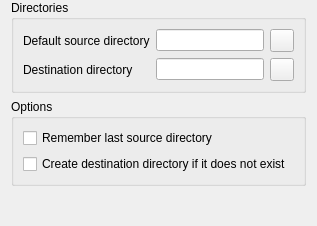
veyon/veyon, file plugins/filetransfer/FileTransferConfigurationPage.ui: the form before one commit.
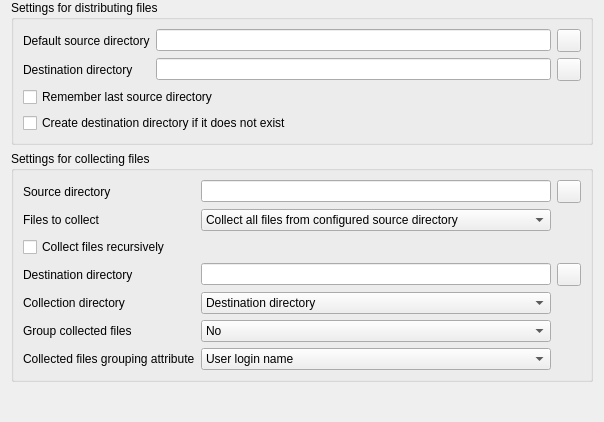
The form after the commit. Icons and pictures are not drawn.

Commit message:
FileTransfer: implement feature for collecting files
This feature is the counterpart to the existing feature for distributing
files.

```diff
--- a/plugins/filetransfer/FileTransferConfigurationPage.ui
+++ b/plugins/filetransfer/FileTransferConfigurationPage.ui
@@ -7,7 +7,7 @@
   </property>
   <property name="windowIcon">
    <iconset resource="filetransfer.qrc">
-    <normaloff>:/filetransfer/document-share.png</normaloff>:/filetransfer/document-share.png</iconset>
+    <normaloff>:/filetransfer/distribute-files.png</normaloff>:/filetransfer/distribute-files.png</iconset>
   </property>
   <layout class="QVBoxLayout" name="verticalLayout">
    <property name="topMargin">
@@ -19,9 +19,19 @@
    <item>
     <widget class="QGroupBox" name="groupBox">
      <property name="title">
-      <string>Directories</string>
+      <string>Settings for distributing files</string>
      </property>
      <layout class="QGridLayout" name="gridLayout">
+      <item row="2" column="0" colspan="3">
+       <widget class="QCheckBox" name="rememberLastFileTransferSourceDirectory">
+        <property name="text">
+         <string>Remember last source directory</string>
+        </property>
+       </widget>
+      </item>
+      <item row="1" column="1">
+       <widget class="QLineEdit" name="fileTransferDestinationDirectory"/>
+      </item>
       <item row="1" column="0">
        <widget class="QLabel" name="label">
         <property name="text">
@@ -29,8 +39,12 @@
         </property>
        </widget>
       </item>
-      <item row="0" column="1">
-       <widget class="QLineEdit" name="fileTransferDefaultSourceDirectory"/>
+      <item row="0" column="0">
+       <widget class="QLabel" name="label_2">
+        <property name="text">
+         <string>Default source directory</string>
+        </property>
+       </widget>
       </item>
       <item row="1" column="2">
        <widget class="QToolButton" name="browseDestinationDirectory">
@@ -40,6 +54,9 @@
         </property>
        </widget>
       </item>
+      <item row="0" column="1">
+       <widget class="QLineEdit" name="fileTransferDefaultSourceDirectory"/>
+      </item>
       <item row="0" column="2">
        <widget class="QToolButton" name="browseDefaultSourceDirectory">
         <property name="icon">
@@ -48,33 +65,7 @@
         </property>
        </widget>
       </item>
-      <item row="1" column="1">
-       <widget class="QLineEdit" name="fileTransferDestinationDirectory"/>
-      </item>
-      <item row="0" column="0">
-       <widget class="QLabel" name="label_2">
-        <property name="text">
-         <string>Default source directory</string>
-        </property>
-       </widget>
-      </item>
-     </layout>
-    </widget>
-   </item>
-   <item>
-    <widget class="QGroupBox" name="groupBox_2">
-     <property name="title">
-      <string>Options</string>
-     </property>
-     <layout class="QVBoxLayout" name="verticalLayout_2">
-      <item>
-       <widget class="QCheckBox" name="rememberLastFileTransferSourceDirectory">
-        <property name="text">
-         <string>Remember last source directory</string>
-        </property>
-       </widget>
-      </item>
-      <item>
+      <item row="3" column="0" colspan="3">
        <widget class="QCheckBox" name="fileTransferCreateDestinationDirectory">
         <property name="text">
          <string>Create destination directory if it does not exist</string>
@@ -84,10 +75,178 @@
      </layout>
     </widget>
    </item>
+   <item>
+    <widget class="QGroupBox" name="groupBox_2">
+     <property name="title">
+      <string>Settings for collecting files</string>
+     </property>
+     <layout class="QGridLayout" name="gridLayout_2">
+      <item row="3" column="1">
+       <widget class="QLineEdit" name="collectedFilesDestinationDirectory"/>
+      </item>
+      <item row="0" column="0">
+       <widget class="QLabel" name="label_8">
+        <property name="text">
+         <string>Source directory</string>
+        </property>
+       </widget>
+      </item>
+      <item row="0" column="1">
+       <widget class="QLineEdit" name="filesToCollectSourceDirectory"/>
+      </item>
+      <item row="0" column="2">
+       <widget class="QToolButton" name="browseFilesToCollectSourceDirectory">
+        <property name="icon">
+         <iconset resource="../../core/resources/core.qrc">
+          <normaloff>:/core/document-open.png</normaloff>:/core/document-open.png</iconset>
+        </property>
+       </widget>
+      </item>
+      <item row="5" column="1">
+       <widget class="QComboBox" name="collectedFilesGroupingMode">
+        <property name="currentIndex">
+         <number>0</number>
+        </property>
+        <item>
+         <property name="text">
+          <string>No</string>
+         </property>
+        </item>
+        <item>
+         <property name="text">
+          <string>Prefix filenames with grouping attribute</string>
+         </property>
+        </item>
+        <item>
+         <property name="text">
+          <string>Store files in subdirectories based on the grouping attribute</string>
+         </property>
+        </item>
+       </widget>
+      </item>
+      <item row="5" column="0">
+       <widget class="QLabel" name="label_6">
+        <property name="text">
+         <string>Group collected files</string>
+        </property>
+       </widget>
+      </item>
+      <item row="4" column="0">
+       <widget class="QLabel" name="label_7">
+        <property name="text">
+         <string>Collection directory</string>
+        </property>
+       </widget>
+      </item>
+      <item row="3" column="0">
+       <widget class="QLabel" name="label_4">
+        <property name="text">
+         <string>Destination directory</string>
+        </property>
+       </widget>
+      </item>
+      <item row="1" column="0">
+       <widget class="QLabel" name="collectingModeLabel">
+        <property name="text">
+         <string>Files to collect</string>
+        </property>
+       </widget>
+      </item>
+      <item row="1" column="1">
+       <widget class="QComboBox" name="collectingMode">
+        <property name="minimumSize">
+         <size>
+          <width>300</width>
+          <height>0</height>
+         </size>
+        </property>
+        <item>
+         <property name="text">
+          <string>Collect all files from configured source directory</string>
+         </property>
+        </item>
+        <item>
+         <property name="text">
+          <string>Prompt user for folder to collect</string>
+         </property>
+        </item>
+        <item>
+         <property name="text">
+          <string>Prompt user for files to collect</string>
+         </property>
+        </item>
+       </widget>
+      </item>
+      <item row="3" column="2">
+       <widget class="QToolButton" name="browseCollectedFilesDestinationDirectory">
+        <property name="icon">
+         <iconset resource="../../core/resources/core.qrc">
+          <normaloff>:/core/document-open.png</normaloff>:/core/document-open.png</iconset>
+        </property>
+       </widget>
+      </item>
+      <item row="4" column="1">
+       <widget class="QComboBox" name="collectionDirectory">
+        <item>
+         <property name="text">
+          <string>Destination directory</string>
+         </property>
+        </item>
+        <item>
+         <property name="text">
+          <string>Subdirectory based on date &amp; time</string>
+         </property>
+        </item>
+        <item>
+         <property name="text">
+          <string>Subdirectory with name entered by the collecting user</string>
+         </property>
+        </item>
+       </widget>
+      </item>
+      <item row="2" column="0" colspan="2">
+       <widget class="QCheckBox" name="collectFilesRecursively">
+        <property name="text">
+         <string>Collect files recursively</string>
+        </property>
+       </widget>
+      </item>
+      <item row="6" column="1">
+       <widget class="QComboBox" name="collectedFilesGroupingAttribute">
+        <property name="currentIndex">
+         <number>0</number>
+        </property>
+        <item>
+         <property name="text">
+          <string>User login name</string>
+         </property>
+        </item>
+        <item>
+         <property name="text">
+          <string>Full name of user</string>
+         </property>
+        </item>
+        <item>
+         <property name="text">
+          <string>Device name</string>
+         </property>
+        </item>
+       </widget>
+      </item>
+      <item row="6" column="0">
+       <widget class="QLabel" name="label_9">
+        <property name="text">
+         <string>Collected files grouping attribute</string>
+        </property>
+       </widget>
+      </item>
+     </layout>
+    </widget>
+   </item>
    <item>
     <spacer name="verticalSpacer">
      <property name="orientation">
-      <enum>Qt::Vertical</enum>
+      <enum>Qt::Orientation::Vertical</enum>
      </property>
      <property name="sizeHint" stdset="0">
       <size>
```
Left out of the diff: 17 changed lines with no effect on the pictures. The commit also changes 26 other files.
